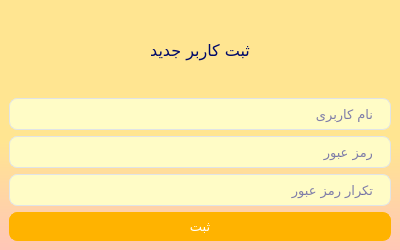
The window that Login/ui/add_user_page.ui (hackamer/Rava) describes before a commit, drawn with Qt 5.
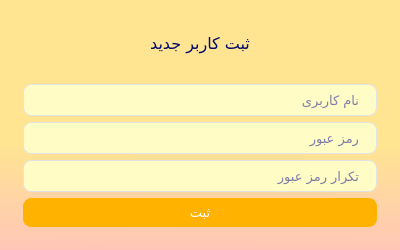
The same window after the commit. Icons and pictures are not drawn.

Patch:
```diff
--- a/Login/ui/add_user_page.ui
+++ b/Login/ui/add_user_page.ui
@@ -41,7 +41,8 @@
   color: rgb(0, 9, 105);
   font-weight: 600;
   font: 12pt ;
-
+  margin-right: 10px;
+  margin-left: 10px;
 }
 QLabel#heading {
   color: #0f1925;
@@ -297,6 +298,18 @@
    <layout class="QGridLayout" name="gridLayout_2">
     <item row="0" column="0">
      <layout class="QGridLayout" name="gl_signup">
+      <property name="leftMargin">
+       <number>14</number>
+      </property>
+      <property name="topMargin">
+       <number>0</number>
+      </property>
+      <property name="rightMargin">
+       <number>14</number>
+      </property>
+      <property name="bottomMargin">
+       <number>14</number>
+      </property>
       <item row="2" column="0">
        <widget class="QLineEdit" name="txt_username">
         <property name="font">
```
